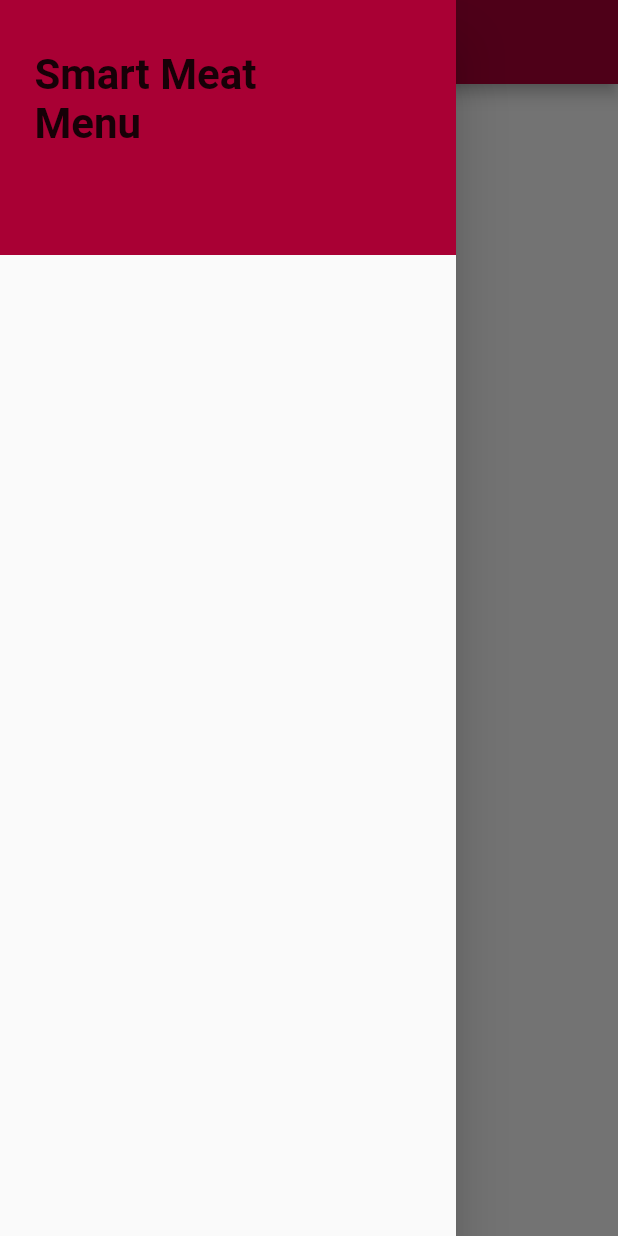
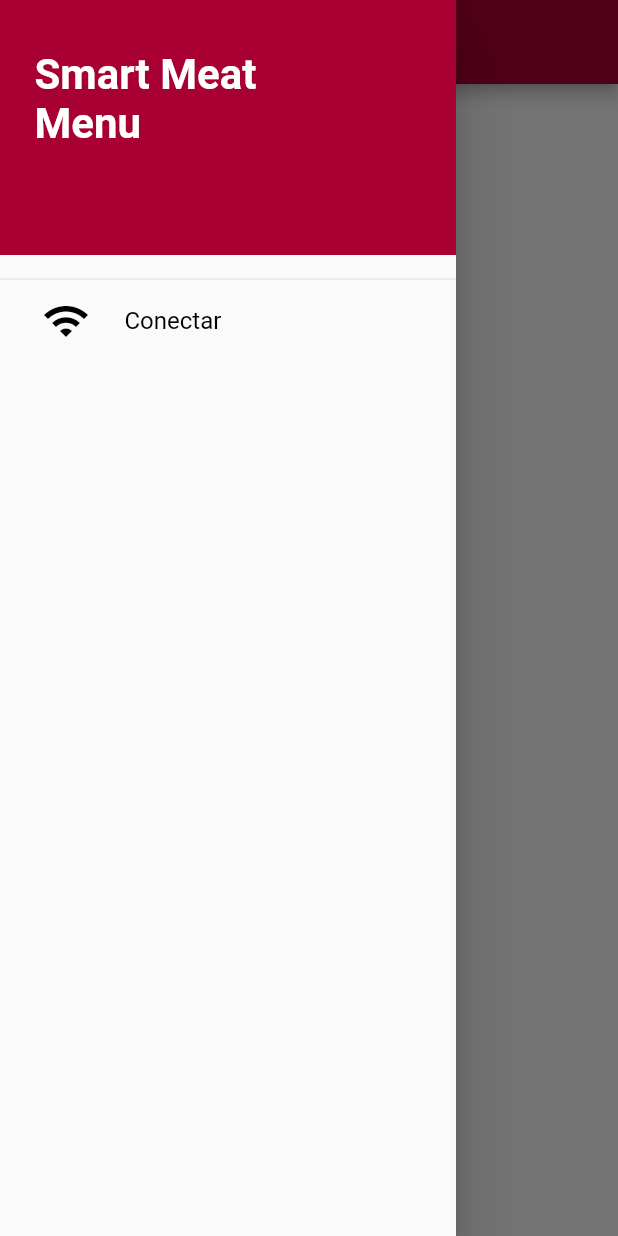
Before and after one commit to SmartMeat-UnB/smartmeat, a Flutter app: the screen it shows after launch, with the side drawer open, on a phone screen of 412 x 824 dp. Run offline on Flutter 3.47's test engine with Material 2 defaults, Android fonts, the phone set to English and light mode, and no system bars.

Commit message:
Adicionando Botao para conectar SmartMeat

```diff
--- /dev/null
+++ b/lib/tiles/drawer_tile.dart
@@ -0,0 +1,35 @@
+import 'package:flutter/material.dart';
+
+class DrawerTile extends StatelessWidget {
+  final IconData icon;
+  final String text;
+
+  DrawerTile(this.icon, this.text);
+
+  @override
+  Widget build(BuildContext context) {
+    return Material(
+      child: InkWell(
+        onTap: () {},
+        child: Container(
+          height: 40.0,
+          child: Row(
+            children: <Widget>[
+              SizedBox(width: 28.0),
+              Icon(
+                icon,
+                size: 32.0,
+                color: Colors.black,
+              ),
+              SizedBox(width: 23.0),
+              Text(
+                text,
+                style: TextStyle(fontSize: 16.0, color: Colors.black),
+              )
+            ],
+          ),
+        ),
+      ),
+    );
+  }
+}
--- a/lib/widgets/custom_drawer.dart
+++ b/lib/widgets/custom_drawer.dart
@@ -1,11 +1,13 @@
 import 'package:flutter/material.dart';
+import 'package:smartmeat/tiles/drawer_tile.dart';
 
 class CustomDrawer extends StatelessWidget {
   @override
   Widget build(BuildContext context) {
     Widget _buildDrawerBack() => Container();
     return Drawer(
-      child: Stack(children: <Widget>[
+      child: Stack(
+        children: <Widget>[
           ListView(
             padding: EdgeInsets.only(left: 0.0, top: 0.0),
             children: <Widget>[
@@ -24,14 +26,19 @@ class CustomDrawer extends StatelessWidget {
                         style: TextStyle(
                           fontSize: 28.0,
                           fontWeight: FontWeight.bold,
+                          color: Colors.white,
                         ),
                       ),
                     )
                   ],
-                ))
+                ),
+              ),
+              Divider(),
+              DrawerTile(Icons.wifi, "Conectar"),
             ],
           ),
-      ]),
+        ],
+      ),
     );
   }
 }
```
Lines whose indentation alone changed are shown as unchanged.
